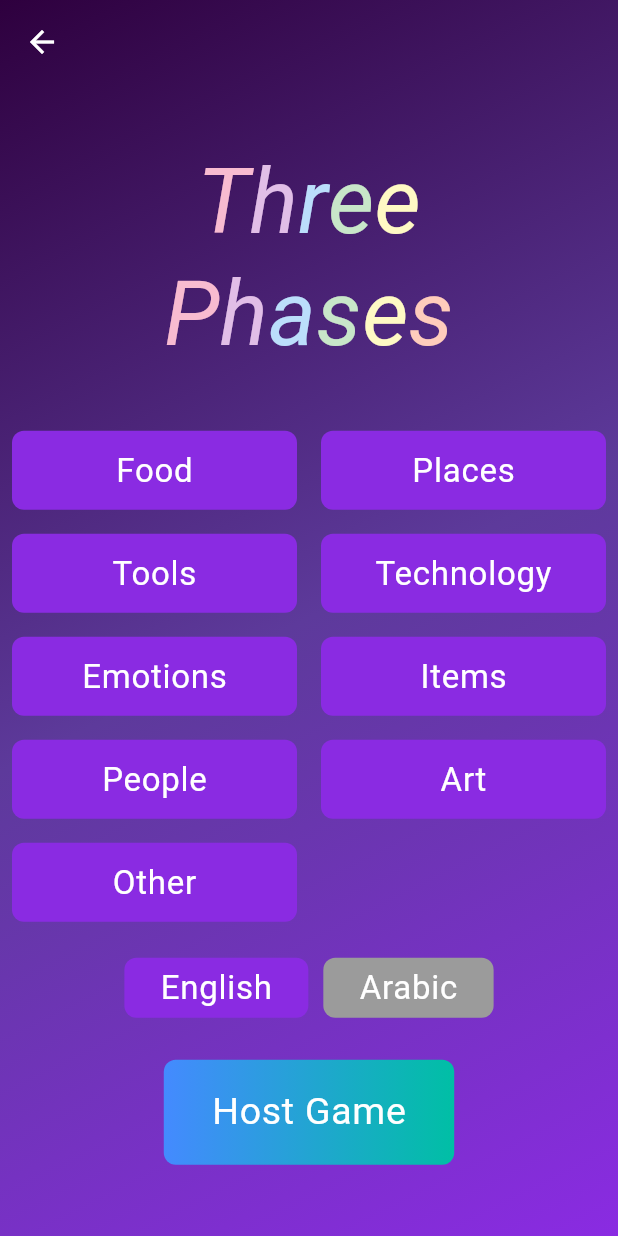
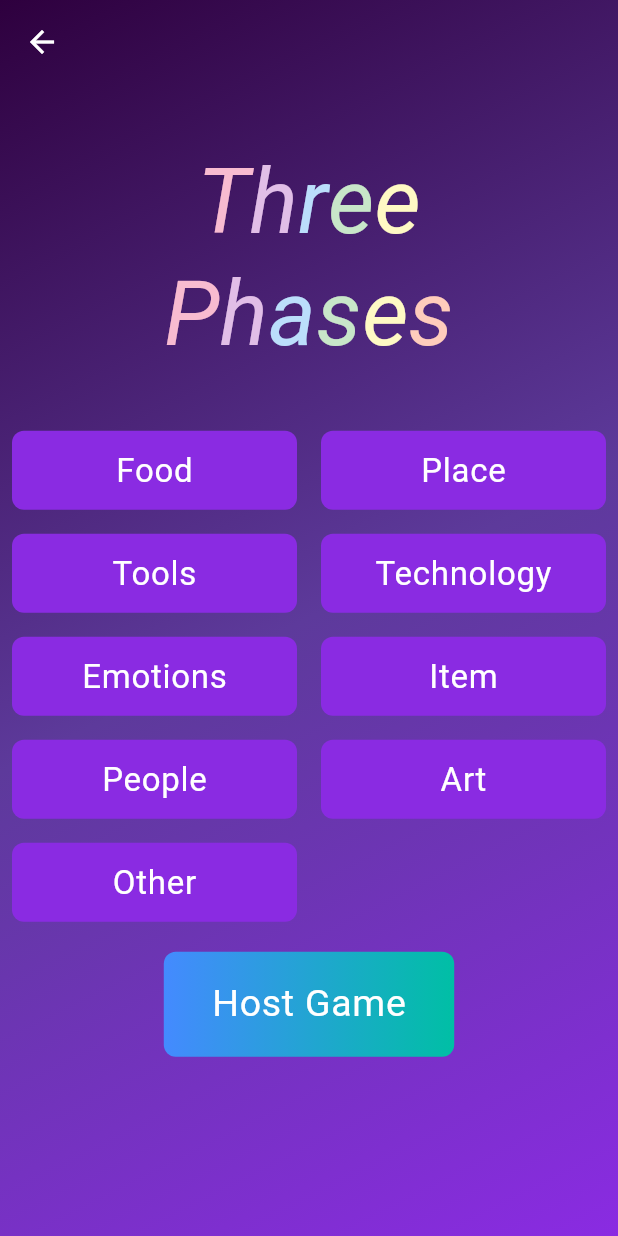
Before and after one commit to IsmaeelSherif/ThreePhases, a Flutter app: the screen it shows after launch, after a tap on "Host Game", on a phone screen of 412 x 824 dp. Run offline on Flutter 3.47's test engine with Material 3 defaults, Android fonts, the phone set to English and light mode, and no system bars; drawn by our look-alikes of modal_progress_hud_nsn; our stand-ins replace cloud_firestore, dartz, firebase_core, flutter_bloc, get_it, go_router and 1 more; accounts and stored records are empty; generated files the repository leaves out were written again.

Commit message:
remove local

```diff
--- a/lib/core/enums/game_enums.dart
+++ b/lib/core/enums/game_enums.dart
@@ -1,47 +1,22 @@
 enum GameCategory {
-  food,
-  place,
-  tools,
-  technology,
-  emotions,
-  item,
-  people,
-  art,
-  other;
+  food("Food"),
+  place("Place"),
+  tools("Tools"),
+  technology("Technology"),
+  emotions("Emotions"),
+  item("Item"),
+  people("People"),
+  art("Art"),
+  other("Other"),
+;
 
-  String getValue(GameLanguage language) {
-    switch (language) {
-      case GameLanguage.english:
-        return _categoryValuesEn[this]!;
-      case GameLanguage.arabic:
-        return _categoryValuesAr[this]!;
-    }
-  }
+  final String value;
+  const GameCategory(this.value);
 }
 
-const Map<GameCategory, String> _categoryValuesEn = {
-  GameCategory.food: "Food",
-  GameCategory.place: "Places",
-  GameCategory.tools: "Tools",
-  GameCategory.technology: "Technology",
-  GameCategory.emotions: "Emotions",
-  GameCategory.item: "Items",
-  GameCategory.people: "People",
-  GameCategory.art: "Art",
-  GameCategory.other: "Other",
-};
 
-const Map<GameCategory, String> _categoryValuesAr = {
-  GameCategory.food: "طعام",
-  GameCategory.place: "أماكن",
-  GameCategory.tools: "أدوات",
-  GameCategory.technology: "تكنولوجيا",
-  GameCategory.emotions: "عواطف",
-  GameCategory.item: "أشياء",
-  GameCategory.people: "أشخاص",
-  GameCategory.art: "فن",
-  GameCategory.other: "أخرى",
-};
+
+
 
 enum GameLanguage {
   english("English"),
--- a/lib/core/utils/app_strings.dart
+++ b/lib/core/utils/app_strings.dart
@@ -10,4 +10,6 @@ class AppStrings {
   static const String someThingWentWrong="Some Thing Went Wrong";
   static const String gameNotFoundError="Game Not Found";
   static const String enter6DigitCode="Enter 6-digit game code";
+  static const String skip="Skip";
+  static const String confirm="Confirm";
 }
--- a/lib/core/widgets/rainbow_title.dart
+++ b/lib/core/widgets/rainbow_title.dart
@@ -1,6 +1,4 @@
 import 'package:flutter/material.dart';
-import 'package:flutter_bloc/flutter_bloc.dart';
-import 'package:three_phases/core/app_cupit/app_cubit.dart';
 import 'package:three_phases/core/utils/app_colors.dart';
 import 'package:three_phases/core/utils/app_strings.dart';
 
@@ -9,27 +7,24 @@ class RainbowTitle extends StatelessWidget {
 
   @override
   Widget build(BuildContext context) {
-    return BlocBuilder<AppCubit, AppStates>(
-      builder: (context, state) {
-        return Column(
+    return Column(
           mainAxisSize: MainAxisSize.min,
           children: [
             _buildRainbowText(
               context,
-              context.read<AppCubit>().strings[AppStrings.appTitle]!.split(
+              AppStrings.appTitle.split(
                 ' ',
               )[0],
             ),
             _buildRainbowText(
               context,
-              context.read<AppCubit>().strings[AppStrings.appTitle]!.split(
+              AppStrings.appTitle.split(
                 ' ',
               )[1],
             ),
           ],
         );
-      },
-    );
+
   }
 
   Widget _buildRainbowText(BuildContext context, String text) {
--- a/lib/features/home/data/models/game_model.dart
+++ b/lib/features/home/data/models/game_model.dart
@@ -3,14 +3,13 @@ import 'package:three_phases/core/enums/game_enums.dart';
 class GameModel {
   String code;
   List<GameCategory> categories;
-  GameLanguage language;
+
   List<String> words;
   String? password;
 
   GameModel({
     required this.code,
     required this.categories,
-    required this.language,
     this.words = const [],
      this.password,
   });
@@ -18,8 +17,7 @@ class GameModel {
   Map<String, dynamic> toMap() {
     return {
       'code': code,
-      'categories': categories.map((c) => c.name).toList(),
-      'language': language.name,
+      'categories': categories.map((c) => c.value).toList(),
       'words': words,
       'password': password,
     };
@@ -31,8 +29,6 @@ class GameModel {
       categories: (map['categories'] as List)
           .map((c) => GameCategory.values.firstWhere((e) => e.name == c))
           .toList(),
-      language:
-          GameLanguage.values.firstWhere((e) => e.name == map['language']),
       words: (map['words'] as List).map((word) => word as String).toList(),
       password: map['password'],
     );
@@ -40,6 +36,6 @@ class GameModel {
 
   @override
   String toString() {
-    return 'code: $code,\n\n categories: ${categories.map((c) => c.getValue(language)).toList()},\n\n\n language: ${language.value},\n\n words: $words,\n\n\n password: $password)';
+    return 'code: $code,\n\n categories: ${categories.map((c) => c.value).toList()},\n\n words: $words,\n\n\n password: $password)';
   }
 }
--- a/lib/features/home/data/repositories/intiate_game_repo_impl.dart
+++ b/lib/features/home/data/repositories/intiate_game_repo_impl.dart
@@ -12,11 +12,13 @@ class IntiateGameRepoImpl implements IntiateGameRepo {
   final firestore = GetIt.instance.get<FirebaseFirestore>();
 
   @override
-  Future<Either<ErrorHandlar, Unit>> hostGame(GameModel game) async {
+  Future<Either<ErrorHandlar, Unit>> hostGame(GameModel game,{bool customWords=false}) async {
+
     try {
       String code;
       bool codeExists;
-        if (game.words.isEmpty) {
+        if (!customWords) {
+          game.words=[];
         // Check if categories list is not empty before querying
         if (game.categories.isEmpty) {
           return left(const ErrorHandlar(AppStrings.emptyCategories));
@@ -24,8 +26,7 @@ class IntiateGameRepoImpl implements IntiateGameRepo {
 
         final words = await firestore
             .collection('words')
-            .where('category', whereIn: game.categories.map((c) => c.getValue(GameLanguage.english).toLowerCase()).toList())
-            .where('language', isEqualTo: game.language.value)
+            .where('category', whereIn: game.categories.map((c) => c.value).toList())
             .get();
 
         if (words.docs.isEmpty) {
--- a/lib/features/home/presentation/views/home_view/home_view.dart
+++ b/lib/features/home/presentation/views/home_view/home_view.dart
@@ -21,7 +21,7 @@ class HomeView extends StatelessWidget {
     return BlocConsumer<IntiateGameCubit, IntiateGameState>(
       listener: (context, state) {
         if (state is IntiateGameError) {
-          showSnackBar(context, message: context.read<AppCubit>().strings[state.message]!);
+          showSnackBar(context, message: state.message);
         }
         else if(state is IntiateGameSuccess) {
           context.push(AppRoutes.joinView, extra: state.game);
@@ -31,30 +31,6 @@ class HomeView extends StatelessWidget {
         return ModalProgressHUD(
           inAsyncCall: state is IntiateGameLoading,
           child: GradientScaffold(
-            appBar: AppBar(
-              backgroundColor: Colors.transparent, // Make AppBar transparent
-              elevation: 0,
-              actions: [
-                BlocBuilder<AppCubit, AppStates>(
-                  builder: (context, state) {
-                    return IconButton(
-                      icon: const Icon(Icons.language, color: Colors.white),
-                      tooltip:
-                          context.read<AppCubit>().strings[AppStrings
-                              .changeLanguage],
-                      onPressed: () {
-                        context.read<AppCubit>().changeLanguage(
-                          context.read<AppCubit>().currentLanguage ==
-                                  GameLanguage.english
-                              ? GameLanguage.arabic
-                              : GameLanguage.english,
-                        );
-                      },
-                    );
-                  },
-                ),
-              ],
-            ),
             body: SingleChildScrollView(
               child: Padding(
                 padding: EdgeInsets.only(top: height * 0.05),
--- a/lib/features/home/presentation/views/home_view/widgets/play_buttons.dart
+++ b/lib/features/home/presentation/views/home_view/widgets/play_buttons.dart
@@ -16,9 +16,7 @@ class PlayButtons extends StatelessWidget {
 
   @override
   Widget build(BuildContext context) {
-    return BlocBuilder<AppCubit, AppStates>(
-      builder: (context, state) {
-        return Column(
+    return Column(
           mainAxisAlignment: MainAxisAlignment.center,
           children: [
             Center(
@@ -39,12 +37,12 @@ class PlayButtons extends StatelessWidget {
                     extra: GameModel(
                       code: '',
                       categories: GameCategory.values.toList(),
-                      language: context.read<AppCubit>().currentLanguage,
+
                     ),
                   );
                 },
                 child: Text(
-                  context.read<AppCubit>().strings[AppStrings.hostGame]!,
+                  AppStrings.hostGame,
                   style: Theme.of(context).textTheme.bodyLarge,
                 ),
               ),
@@ -64,15 +62,13 @@ class PlayButtons extends StatelessWidget {
                 ),
                 onPressed: () => _showJoinGameDialog(context, context.read<IntiateGameCubit>()),
                 child: Text(
-                  context.read<AppCubit>().strings[AppStrings.joinGame]!,
+                  AppStrings.joinGame,
                   style: Theme.of(context).textTheme.bodyLarge,
                 ),
               ),
             ),
           ],
         );
-      },
-    );
   }
 
   Future<void> _showJoinGameDialog(BuildContext context, IntiateGameCubit cubit) async {
@@ -82,11 +78,11 @@ class PlayButtons extends StatelessWidget {
       context: context,
       builder:
           (context) => AlertDialog(
-            title: Text(context.read<AppCubit>().strings[AppStrings.joinGame]!),
+            title: Text(AppStrings.joinGame),
             content: TextField(
               controller: codeController,
               decoration: InputDecoration(
-                hintText: context.read<AppCubit>().strings[AppStrings.enter6DigitCode]!,
+                hintText: AppStrings.enter6DigitCode,
               ),
               maxLength: 6,
               keyboardType: TextInputType.number,
@@ -95,7 +91,7 @@ class PlayButtons extends StatelessWidget {
               TextButton(
                 onPressed: () => Navigator.pop(context),
                 child: Text(
-                  context.read<AppCubit>().strings[AppStrings.cancel]!,
+                  AppStrings.cancel,
                 ),
               ),
               TextButton(
@@ -104,7 +100,7 @@ class PlayButtons extends StatelessWidget {
                   if (code.length != 6) {
                     showSnackBar(
                       context,
-                      message: context.read<AppCubit>().strings[AppStrings.enter6DigitCode]!,
+                      message: AppStrings.enter6DigitCode,
                     );
                     return;
                   }
@@ -113,7 +109,7 @@ class PlayButtons extends StatelessWidget {
                    Navigator.pop(context);
                   // TODO: Navigate to game screen with the game data
                 },
-                child: Text(context.read<AppCubit>().strings[AppStrings.join]!),
+                child: Text(AppStrings.join),
               ),
             ],
           ),
--- a/lib/features/home/presentation/views/host_game_view/host_game_view.dart
+++ b/lib/features/home/presentation/views/host_game_view/host_game_view.dart
@@ -26,7 +26,7 @@ class HostGameView extends StatelessWidget {
     return BlocConsumer<IntiateGameCubit, IntiateGameState>(
       listener: (context, state) {
         if (state is IntiateGameError) {
-          showSnackBar(context, message: context.read<AppCubit>().strings[state.message]!);
+          showSnackBar(context, message: AppStrings.someThingWentWrong);
         }
         else if (state is IntiateGameSuccess) {
          context.push(AppRoutes.hostedGameView, extra: game);
@@ -45,8 +45,8 @@ class HostGameView extends StatelessWidget {
                   const SizedBox(height: 32),
                   Flexible(child: CategoryGrid(game: game)),
                   const SizedBox(height: 12),
-                  LanguageList(game: game),
-                  const SizedBox(height: 24),
+                  // LanguageList(game: game),
+                  // const SizedBox(height: 24),
                   HostButton(game: game),
                 ],
               ),
--- a/lib/features/home/presentation/views/host_game_view/widgets/category_grid.dart
+++ b/lib/features/home/presentation/views/host_game_view/widgets/category_grid.dart
@@ -15,7 +15,6 @@ class CategoryGrid extends StatefulWidget {
 class _CategoryGridState extends State<CategoryGrid> {
   @override
   Widget build(BuildContext context) {
-    final cubit = context.read<AppCubit>();
     return GridView.count(
       shrinkWrap: true,
       crossAxisCount: 2,
@@ -34,7 +33,7 @@ class _CategoryGridState extends State<CategoryGrid> {
                     }
                   });
                 },
-                text: category.getValue(cubit.currentLanguage),
+                text: category.value,
                 isSelected: widget.game.categories.contains(category),
               ),
             ),
--- a/lib/features/home/presentation/views/host_game_view/widgets/host_button.dart
+++ b/lib/features/home/presentation/views/host_game_view/widgets/host_button.dart
@@ -28,7 +28,7 @@ class HostButton extends StatelessWidget {
           padding: const EdgeInsets.symmetric(vertical: 16, horizontal: 32),
         ),
         child: Text(
-          context.read<AppCubit>().strings[AppStrings.hostGame]!,
+          AppStrings.hostGame,
           style: Theme.of(
             context,
           ).textTheme.bodyLarge?.copyWith(color: Colors.white),
@@ -42,7 +42,7 @@ class HostButton extends StatelessWidget {
     String? password = await showDialog<String>(
       context: context,
       builder: (context) => AlertDialog(
-        title: Text(context.read<AppCubit>().strings[AppStrings.hostGame]!),
+        title: Text(AppStrings.hostGame),
         content: TextField(
           controller: controller,
           maxLength: 6,
@@ -59,14 +59,14 @@ class HostButton extends StatelessWidget {
         actions: [
           TextButton(
             onPressed: () => Navigator.of(context).pop(null),
-            child: const Text('Skip'),
+            child: const Text(AppStrings.skip),
           ),
           TextButton(
             onPressed: () {
               final value = controller.text;
               Navigator.of(context).pop(value.isEmpty ? null : value);
             },
-            child: const Text('Confirm'),
+            child: const Text(AppStrings.confirm),
           ),
         ],
       ),
--- a/lib/features/home/presentation/views/host_game_view/widgets/language_list.dart
+++ b/lib/features/home/presentation/views/host_game_view/widgets/language_list.dart
@@ -1,48 +1 @@
 import 'package:flutter/material.dart';
-
-import 'package:three_phases/core/enums/game_enums.dart';
-import 'package:three_phases/features/home/data/models/game_model.dart';
-import 'package:three_phases/features/home/presentation/views/host_game_view/widgets/custtom_button.dart';
-
-// ignore: must_be_immutable
-class LanguageList extends StatefulWidget {
-   const LanguageList({super.key, required this.game});
-   final GameModel game;
-
-  @override
-  State<LanguageList> createState() => _LanguageListState();
-}
-
-class _LanguageListState extends State<LanguageList> {
-  @override
-
-  Widget build(BuildContext context) {
-    return Row(
-      crossAxisAlignment: CrossAxisAlignment.start,
-      mainAxisAlignment: MainAxisAlignment.center,
-      children: [
-        CusttomButton(
-          text: GameLanguage.english.value,
-          onPressed: (){
-            setState(() {
-            widget.game.language =GameLanguage.english;
-
-            });
-          },
-          isSelected: widget.game.language == GameLanguage.english,
-        ),
-        const SizedBox(width: 10),
-        CusttomButton(
-          text: GameLanguage.arabic.value,
-          onPressed: (){
-            setState(() {
-            widget.game.language =GameLanguage.arabic;
-
-            });
-          },
-          isSelected: widget.game.language == GameLanguage.arabic,
-        ),
-      ],
-    );
-  }
-}
```
